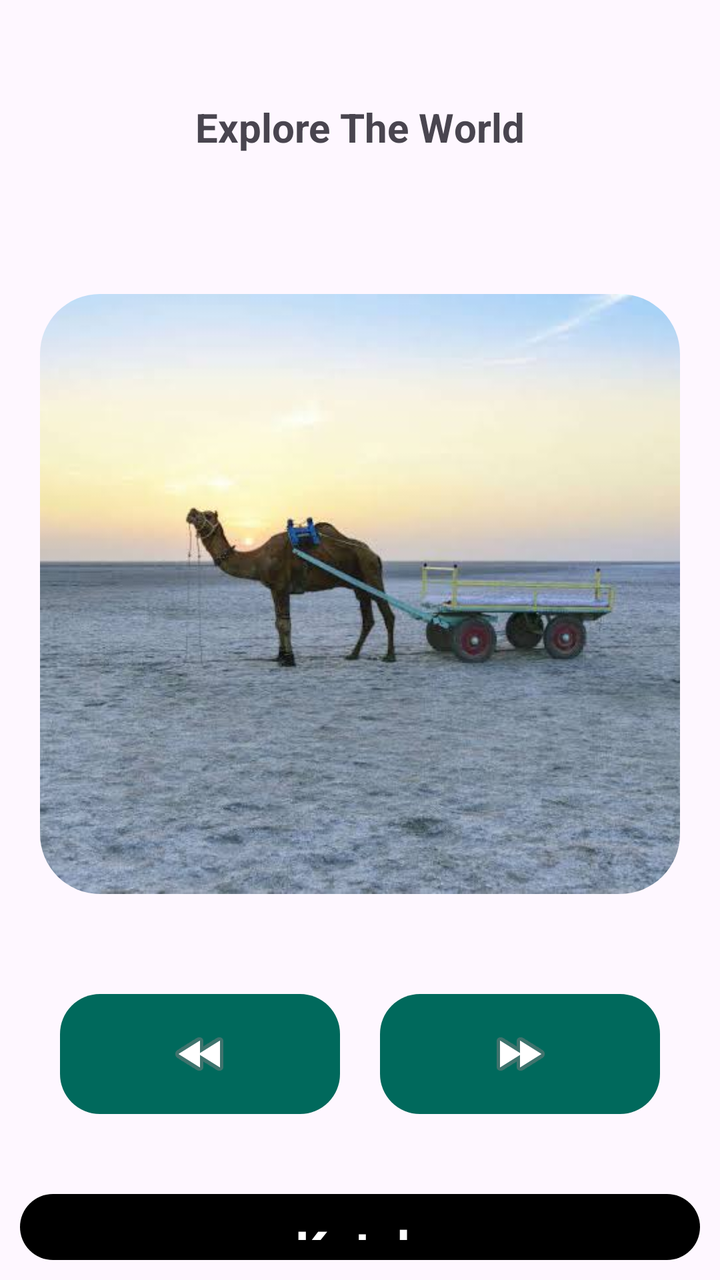
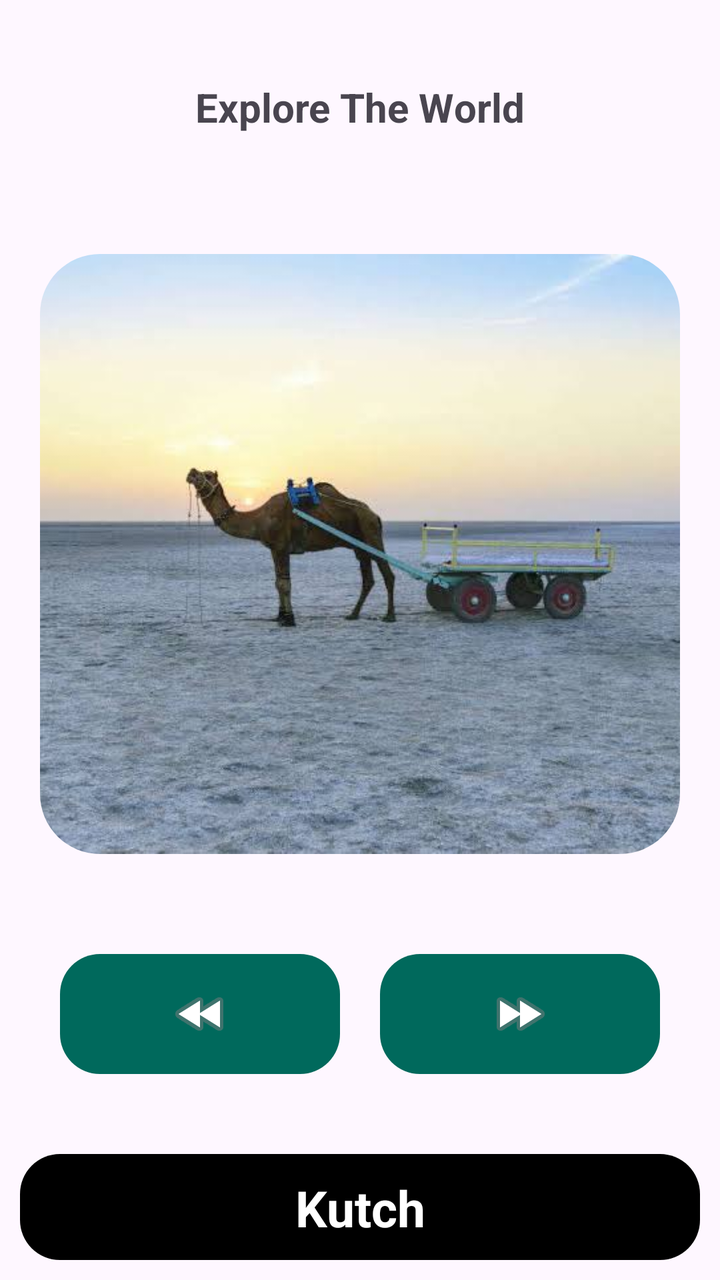

An Android layout rendered at two revisions. The XML below is the earlier revision; the diff shows what the commit changed to produce the second picture.
<!-- AndroidManifest.xml: application theme Theme.Stylish_Dynamic_PhotoFrame -->
<!-- res/layout/activity_main.xml -->
<?xml version="1.0" encoding="utf-8"?>
<LinearLayout xmlns:android="http://schemas.android.com/apk/res/android"
    xmlns:app="http://schemas.android.com/apk/res-auto"
    xmlns:tools="http://schemas.android.com/tools"
    android:id="@+id/main"
    android:layout_width="match_parent"
    android:layout_height="match_parent"
    android:orientation="vertical"
    tools:context=".MainActivity">

    <TextView
        android:layout_width="wrap_content"
        android:layout_height="wrap_content"
        android:layout_gravity="center"
        android:text="Explore The World"
        android:textSize="20sp"
       android:layout_margin="50dp"
        android:textStyle="bold" />

    <androidx.constraintlayout.widget.ConstraintLayout
        android:layout_width="match_parent"
        android:layout_height="300dp"
        android:layout_margin="20dp">

        <ImageView
            android:id="@+id/img0"
            android:layout_width="wrap_content"
            android:layout_height="wrap_content"
            android:alpha="1"
            android:clipToOutline="true"
          android:background="@drawable/rounded_img"
            app:layout_constraintBottom_toBottomOf="parent"
            app:layout_constraintEnd_toEndOf="parent"
            android:scaleType="centerCrop"
            app:layout_constraintHorizontal_bias="1.0"
            app:layout_constraintStart_toStartOf="parent"
            app:layout_constraintTop_toTopOf="parent"
            app:layout_constraintVertical_bias="1.0"
            app:srcCompat="@drawable/img0" />

        <ImageView
            android:id="@+id/img1"
            android:layout_width="wrap_content"
            android:layout_height="wrap_content"
            android:alpha="0"
            android:scaleType="centerCrop"
            android:clipToOutline="true"
            android:background="@drawable/rounded_img"
            app:layout_constraintBottom_toBottomOf="parent"
            app:layout_constraintEnd_toEndOf="parent"
            app:layout_constraintHorizontal_bias="1.0"
            app:layout_constraintStart_toStartOf="parent"
            app:layout_constraintTop_toTopOf="parent"
            app:layout_constraintVertical_bias="1.0"
            app:srcCompat="@drawable/img1" />

        <ImageView
            android:id="@+id/img2"
            android:layout_width="wrap_content"
            android:layout_height="wrap_content"
            android:alpha="0"
            android:scaleType="centerCrop"
            android:clipToOutline="true"
            android:background="@drawable/rounded_img"
            app:layout_constraintBottom_toBottomOf="parent"
            app:layout_constraintEnd_toEndOf="parent"
            app:layout_constraintHorizontal_bias="1.0"
            app:layout_constraintStart_toStartOf="parent"
            app:layout_constraintTop_toTopOf="parent"
            app:layout_constraintVertical_bias="1.0"
            app:srcCompat="@drawable/img2" />


        <ImageView
            android:id="@+id/img3"
            android:layout_width="wrap_content"
            android:layout_height="wrap_content"
            android:alpha="0"
            android:background="@drawable/rounded_img"
            android:scaleType="centerCrop"
            android:clipToOutline="true"
            app:layout_constraintEnd_toEndOf="parent"
            app:layout_constraintHorizontal_bias="1.0"
            app:layout_constraintBottom_toBottomOf="parent"
            app:layout_constraintStart_toStartOf="parent"
            app:layout_constraintTop_toTopOf="parent"
            app:layout_constraintVertical_bias="1.0"
            app:srcCompat="@drawable/img3" />

        <ImageView
            android:id="@+id/img4"
            android:layout_width="wrap_content"
            android:layout_height="wrap_content"
            android:alpha="0"
            android:scaleType="centerCrop"
            android:clipToOutline="true"
            android:background="@drawable/rounded_img"
            app:layout_constraintBottom_toBottomOf="parent"
            app:layout_constraintEnd_toEndOf="parent"
            app:layout_constraintHorizontal_bias="1.0"
            app:layout_constraintStart_toStartOf="parent"
            app:layout_constraintTop_toTopOf="parent"
            app:layout_constraintVertical_bias="1.0"
            app:srcCompat="@drawable/img4" />

        <ImageView
            android:id="@+id/img5"
            android:layout_width="wrap_content"
            android:layout_height="wrap_content"
            android:alpha="0"
            android:scaleType="centerCrop"
            android:clipToOutline="true"
            android:background="@drawable/rounded_img"
            app:layout_constraintBottom_toBottomOf="parent"
            app:layout_constraintEnd_toEndOf="parent"
            app:layout_constraintHorizontal_bias="1.0"
            app:layout_constraintStart_toStartOf="parent"
            app:layout_constraintTop_toTopOf="parent"
            app:layout_constraintVertical_bias="1.0"
            app:srcCompat="@drawable/img5" />

    </androidx.constraintlayout.widget.ConstraintLayout>

    <LinearLayout
        android:layout_width="match_parent"
        android:layout_height="wrap_content"
        android:layout_margin="30dp"
        android:orientation="horizontal">


        <ImageButton
            android:id="@+id/imgPrev"
            android:layout_width="0dp"
            android:layout_height="60dp"
            android:layout_weight="1"
            android:backgroundTint="#00695C"
            android:layout_marginRight="20dp"
            android:background="@drawable/img_btn_bg"
            android:contentDescription="Previous Photo"
            app:srcCompat="@android:drawable/ic_media_rew"
           />

        <ImageButton
            android:id="@+id/imgNext"
            android:layout_width="0dp"
            android:layout_height="60dp"
            android:layout_weight="1"
            android:background="@drawable/img_btn_bg"
            android:backgroundTint="#00695C"

            android:contentDescription="Next Photo"
            app:srcCompat="@android:drawable/ic_media_ff"
           />


    </LinearLayout>

    <TextView
        android:id="@+id/textView"
        android:layout_width="match_parent"
        android:layout_height="wrap_content"
        android:layout_gravity="center"
        android:layout_margin="10dp"
        android:gravity="center"
        android:padding="10dp"
        android:text="Kutch"
        android:background="@drawable/bg"
        android:textColor="@color/white"
        android:textSize="25dp"
        android:textStyle="bold" />


</LinearLayout>
<!-- resources referenced by this layout -->
<resources>
  <color name="white">#FFFFFFFF</color>
  <!-- drawable bg (drawable) -->
  <?xml version="1.0" encoding="utf-8"?>
  <shape xmlns:android="http://schemas.android.com/apk/res/android">
  
      <corners android:radius="20dp"/>
      <solid android:color="@color/black"/>
  
  </shape>
  <!-- drawable img0: png bitmap (drawable, 384040 bytes) -->
  <!-- drawable img1: png bitmap (drawable, 473413 bytes) -->
  <!-- drawable img2: png bitmap (drawable, 469337 bytes) -->
  <!-- drawable img3: png bitmap (drawable, 402279 bytes) -->
  <!-- drawable img4: png bitmap (drawable, 227531 bytes) -->
  <!-- drawable img5: png bitmap (drawable, 298849 bytes) -->
  <!-- drawable img_btn_bg (drawable) -->
  <?xml version="1.0" encoding="utf-8"?>
  <shape xmlns:android="http://schemas.android.com/apk/res/android" android:shape="rectangle">
  
  <corners android:radius="20dp"></corners>
  
  </shape>
  <!-- drawable rounded_img (drawable) -->
  <?xml version="1.0" encoding="utf-8"?>
  <shape xmlns:android="http://schemas.android.com/apk/res/android" android:shape="rectangle">
      <corners android:radius="30dp"/>
  
  </shape>
  <style name="Theme.Stylish_Dynamic_PhotoFrame" parent="Base.Theme.Stylish_Dynamic_PhotoFrame" />
  <color name="black">#FF000000</color>
  <style name="Base.Theme.Stylish_Dynamic_PhotoFrame" parent="Theme.Material3.DayNight.NoActionBar">
          
          
      </style>
</resources>

<!-- the commit's change to res/layout/activity_main.xml (unified diff, before → after) -->
@@ -14,7 +14,7 @@
         android:layout_gravity="center"
         android:text="Explore The World"
         android:textSize="20sp"
-       android:layout_margin="50dp"
+       android:layout_margin="40dp"
         android:textStyle="bold" />
 
     <androidx.constraintlayout.widget.ConstraintLayout
@@ -155,6 +155,8 @@
 
     </LinearLayout>
 
+
+
     <TextView
         android:id="@+id/textView"
         android:layout_width="match_parent"
@@ -168,6 +170,17 @@
         android:textColor="@color/white"
         android:textSize="25dp"
         android:textStyle="bold" />
+    <Button
+        android:layout_width="match_parent"
+        android:layout_height="wrap_content"
+        android:text="Select"
+        android:textSize="25dp"
+        android:layout_gravity="center"
+        android:layout_margin="10dp"
+        android:textStyle="bold"
+        android:id="@+id/btnSelect"
+
+        />
 
 
 </LinearLayout>
